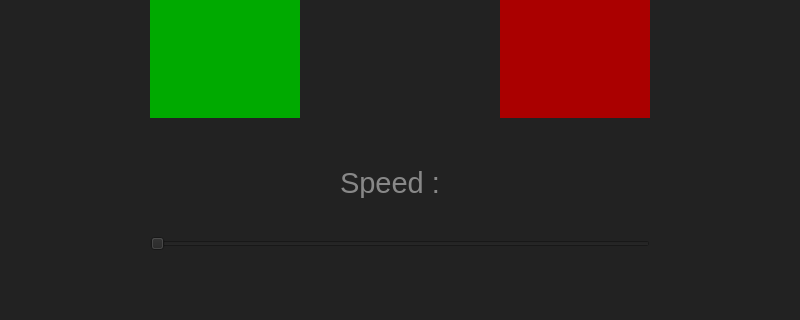
Qt form mainwindow.ui (AlexVerschoot/MachineVisionGui) before a commit; both pictures show x 0 to 800 and y 160 to 480 of the 800 by 480 pixel window.
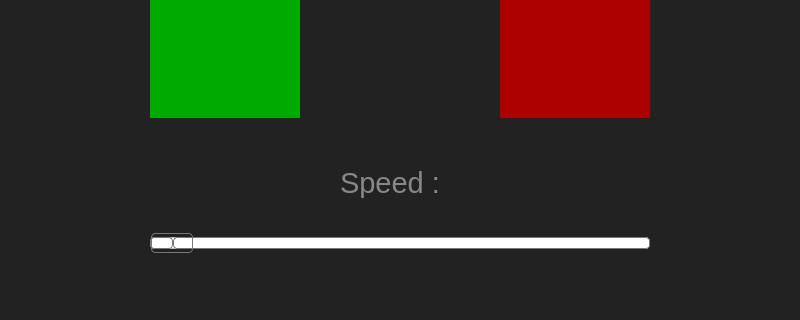
The same form after that commit. The open tabs and pages were chosen to show the change. Icons and pictures are not drawn.

Commit message: Rennamed the project + added stylesheet for the slider.

What changed in the file:
```diff
--- a/mainwindow.ui
+++ b/mainwindow.ui
@@ -158,6 +158,64 @@
       <property name="autoFillBackground">
        <bool>false</bool>
       </property>
+      <property name="styleSheet">
+       <string notr="true">QSlider::groove:horizontal {
+border: 1px solid #bbb;
+background: white;
+height: 10px;
+border-radius: 4px;
+}
+
+QSlider::sub-page:horizontal {
+background: qlineargradient(x1: 0, y1: 0,    x2: 0, y2: 1,
+    stop: 0 #66e, stop: 1 #bbf);
+background: qlineargradient(x1: 0, y1: 0.2, x2: 1, y2: 1,
+    stop: 0 #bbf, stop: 1 #55f);
+border: 1px solid #777;
+height: 10px;
+border-radius: 4px;
+}
+
+QSlider::add-page:horizontal {
+background: #fff;
+border: 1px solid #777;
+height: 10px;
+border-radius: 4px;
+}
+
+QSlider::handle:horizontal {
+background: qlineargradient(x1:0, y1:0, x2:1, y2:1,
+    stop:0 #eee, stop:1 #ccc);
+border: 1px solid #777;
+width: 40px;
+margin-top: -5px;
+margin-bottom: -5px;
+border-radius: 4px;
+}
+
+QSlider::handle:horizontal:hover {
+background: qlineargradient(x1:0, y1:0, x2:1, y2:1,
+    stop:0 #fff, stop:1 #ddd);
+border: 1px solid #444;
+border-radius: 4px;
+}
+
+QSlider::sub-page:horizontal:disabled {
+background: #bbb;
+border-color: #999;
+}
+
+QSlider::add-page:horizontal:disabled {
+background: #eee;
+border-color: #999;
+}
+
+QSlider::handle:horizontal:disabled {
+background: #eee;
+border: 1px solid #aaa;
+border-radius: 4px;
+}</string>
+      </property>
       <property name="orientation">
        <enum>Qt::Horizontal</enum>
       </property>
```
Left out of the diff: 2 changed lines with no effect on the pictures. The commit also changes 2 other files.
